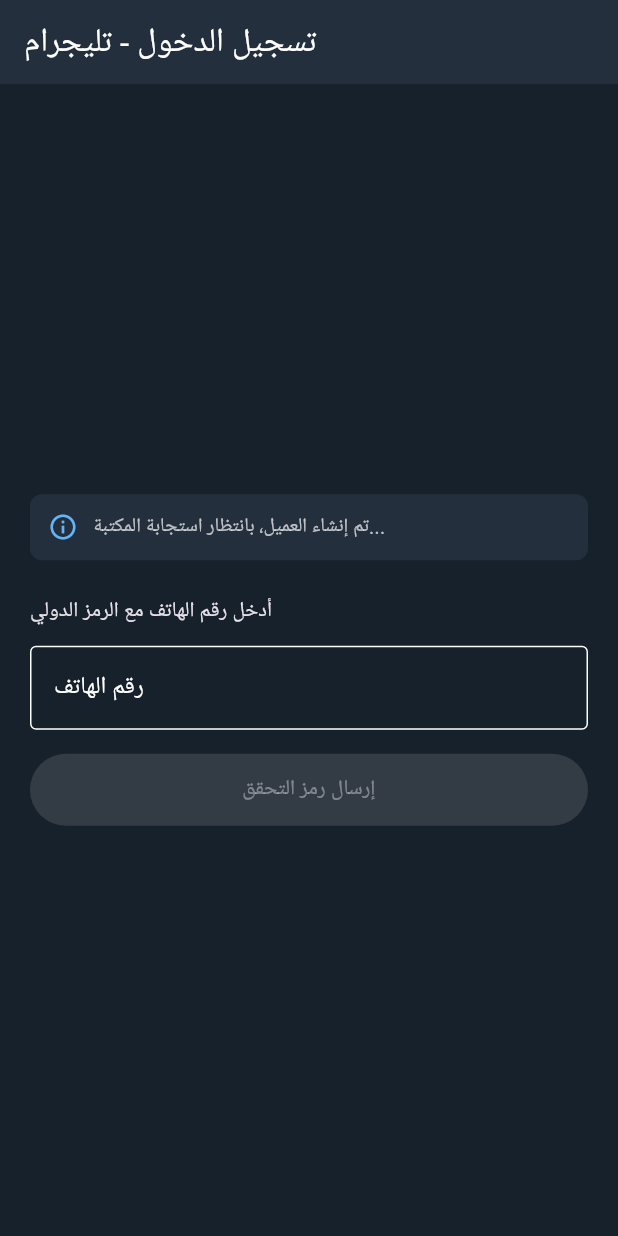
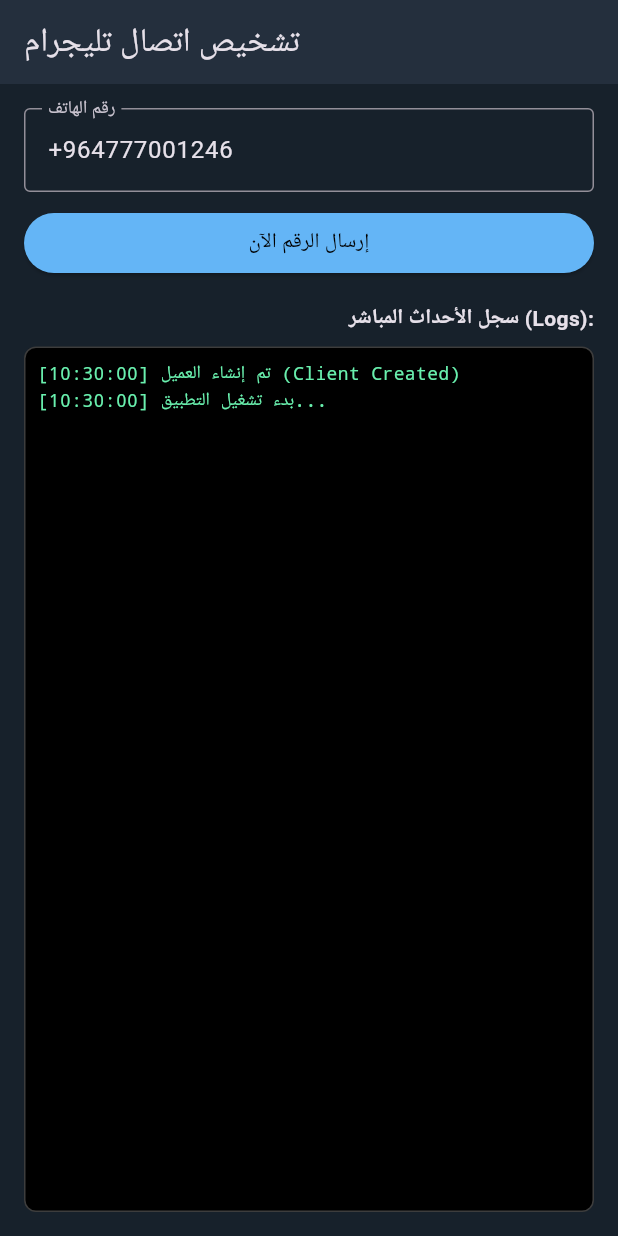
Before and after one commit to TEAM-WAD/Beka, a Flutter app: the screen it shows after launch, on a phone screen of 412 x 824 dp. Run offline on Flutter 3.47's test engine with Material 3 defaults, Android fonts, the phone set to English and light mode, and no system bars; missing offline and left inert: telegram_client.

Commit message:
Update main.dart

```diff
--- a/lib/main.dart
+++ b/lib/main.dart
@@ -1,4 +1,5 @@
 import 'dart:async';
+import 'dart:convert';
 import 'dart:io';
 import 'package:flutter/material.dart';
 import 'package:path_provider/path_provider.dart';
@@ -15,155 +16,90 @@
   @override
   Widget build(BuildContext context) {
     return MaterialApp(
-      title: 'Telegram Native Custom',
+      title: 'Telegram Debug App',
       debugShowCheckedModeBanner: false,
       theme: ThemeData.dark().copyWith(
         scaffoldBackgroundColor: const Color(0xFF17212B),
-        appBarTheme: const AppBarTheme(
-          backgroundColor: Color(0xFF242F3D),
-          elevation: 0,
+        appBarTheme: const AppBarTheme(backgroundColor: Color(0xFF242F3D)),
       ),
-        colorScheme: const ColorScheme.dark(
-          primary: Color(0xFF64B5F6),
-          surface: Color(0xFF242F3D),
-        ),
-      ),
-      home: const TelegramAuthOrMainScreen(),
+      home: const TelegramDebugScreen(),
     );
   }
 }
 
-class TelegramAuthOrMainScreen extends StatefulWidget {
-  const TelegramAuthOrMainScreen({super.key});
+class TelegramDebugScreen extends StatefulWidget {
+  const TelegramDebugScreen({super.key});
 
   @override
-  State<TelegramAuthOrMainScreen> createState() => _TelegramAuthOrMainScreenState();
+  State<TelegramDebugScreen> createState() => _TelegramDebugScreenState();
 }
 
-class _TelegramAuthOrMainScreenState extends State<TelegramAuthOrMainScreen> {
+class _TelegramDebugScreenState extends State<TelegramDebugScreen> {
   final Tdlib _tdlib = Tdlib();
   final int _clientId = 1;
 
   final int _apiId = 94575;
   final String _apiHash = 'a3406de8d171326e3c403d80a9b00a9c';
 
-  bool _isSubmitting = false;
-  bool _isAuthorized = false;
-
-  String _authState = 'init';
-  String _statusText = 'جاري تهيئة TDLib...';
-
-  final TextEditingController _phoneController = TextEditingController();
+  final TextEditingController _phoneController = TextEditingController(text: '+964777001246');
   final TextEditingController _codeController = TextEditingController();
 
-  List<Map<String, dynamic>> _chats = [];
-  Timer? _timeoutTimer;
+  final List<String> _logs = [];
+  bool _showCodeInput = false;
 
   @override
   void initState() {
     super.initState();
-    _initTdlib();
+    _addLog('بدء تشغيل التطبيق...');
+    _setupTdlib();
   }
 
-  @override
-  void dispose() {
-    _timeoutTimer?.cancel();
-    super.dispose();
-  }
-
-  void _startTimeout() {
-    _timeoutTimer?.cancel();
-    _timeoutTimer = Timer(const Duration(seconds: 7), () {
-      if (mounted && _isSubmitting) {
+  void _addLog(String log) {
     setState(() {
-          _isSubmitting = false;
-          _statusText = 'تأخرت الاستجابة من السيرفر، يرجى المحاولة مرة أخرى.';
-        });
-      }
+      _logs.insert(0, "[${DateTime.now().toString().split(' ').last.substring(0, 8)}] $log");
     });
   }
 
-  Future<void> _initTdlib() async {
+  Future<void> _setupTdlib() async {
     try {
       _tdlib.createclient(clientId: _clientId);
+      _addLog('تم إنشاء العميل (Client Created)');
 
       _tdlib.on(_tdlib.event_update, (UpdateTelegramClientTdlib update) {
         if (update.client_id == _clientId && update.raw is Map) {
-          _handleUpdate(Map<String, dynamic>.from(update.raw));
+          final rawMap = Map<String, dynamic>.from(update.raw);
+          final type = rawMap['@type'];
+          _addLog('تحديث جديد: $type');
+
+          if (type == 'updateAuthorizationState') {
+            final authState = rawMap['authorization_state']?['@type'];
+            _addLog('حالة التخويل: $authState');
+
+            if (authState == 'authorizationStateWaitTdlibParameters') {
+              _sendParameters();
+            } else if (authState == 'authorizationStateWaitCode') {
+              setState(() => _showCodeInput = true);
+            }
+          }
         }
       });
-
-      setState(() {
-        _statusText = 'تم إنشاء العميل، بانتظار استجابة المكتبة...';
-      });
     } catch (e) {
-      setState(() {
-        _statusText = 'خطأ في التهيئة: $e';
-      });
+      _addLog('خطأ استثناء بالتهيئة: $e');
     }
   }
 
-  void _handleUpdate(Map<String, dynamic> update) {
-    final type = update['@type'];
+  Future<void> _sendParameters() async {
+    _addLog('جاري إرسال setTdlibParameters...');
+    final Directory appDocDir = await getApplicationDocumentsDirectory();
+    final String dbPath = "${appDocDir.path}/td_db";
 
-    if (type == 'error') {
-      _timeoutTimer?.cancel();
-      setState(() {
-        _isSubmitting = false;
-        _statusText = 'خطأ من تليجرام: ${update['message']}';
-      });
-      return;
-    }
-
-    if (type == 'updateAuthorizationState') {
-      final authState = update['authorization_state'];
-      if (authState != null && authState is Map) {
-        final authType = authState['@type'];
-        _timeoutTimer?.cancel();
-
-        if (authType == 'authorizationStateWaitTdlibParameters') {
-          setState(() {
-            _authState = 'wait_params';
-            _statusText = 'جاري إرسال إعدادات API...';
-          });
-          _sendTdlibParametersAuto();
-        } else if (authType == 'authorizationStateWaitPhoneNumber') {
-          setState(() {
-            _authState = 'wait_phone';
-            _isSubmitting = false;
-            _statusText = 'جاهز: اضغط إرسال رمز التحقق';
-          });
-        } else if (authType == 'authorizationStateWaitCode') {
-          setState(() {
-            _authState = 'wait_code';
-            _isSubmitting = false;
-            _statusText = 'تم إرسال الكود إلى تطبيق تليجرام لديك!';
-          });
-        } else if (authType == 'authorizationStateReady') {
-          setState(() {
-            _isAuthorized = true;
-            _authState = 'ready';
-            _isSubmitting = false;
-            _statusText = 'تم تسجيل الدخول بنجاح!';
-          });
-          _loadChats();
-        }
-      }
-    }
-  }
-
-  Future<void> _sendTdlibParametersAuto() async {
-    final Directory appDocDir = await getApplicationDocumentsDirectory();
-    final String dbPath = "${appDocDir.path}/tdlib_db";
-
-    await _tdlib.invoke(
+    final res = await _tdlib.invoke(
       'setTdlibParameters',
       parameters: {
         'api_id': _apiId,
         'api_hash': _apiHash,
         'system_language_code': 'ar',
         'device_model': 'Android',
-        'system_version': 'Android 12',
         'application_version': '1.0.0',
         'database_directory': dbPath,
         'files_directory': dbPath,
@@ -173,146 +109,70 @@
       },
       clientId: _clientId,
     );
+    _addLog('استجابة المفاتيح: ${jsonEncode(res)}');
   }
 
-  Future<void> _sendPhoneNumber() async {
+  Future<void> _submitPhone() async {
     String phone = _phoneController.text.trim();
-
     if (phone.startsWith('+9640')) {
       phone = '+964${phone.substring(5)}';
       _phoneController.text = phone;
     }
 
-    if (phone.isEmpty) {
-      setState(() => _statusText = 'يرجى إدخال رقم الهاتف أولاً');
-      return;
-    }
+    _addLog('جاري إرسال الرقم: $phone');
 
-    setState(() {
-      _isSubmitting = true;
-      _statusText = 'جاري إرسال رقم الهاتف...';
-    });
-    _startTimeout();
+    // إرسال مباشر وبدون قيود
+    await _sendParameters();
 
-    await _tdlib.invoke(
+    final res = await _tdlib.invoke(
       'setAuthenticationPhoneNumber',
-      parameters: {
-        'phone_number': phone,
-      },
-      clientId: _clientId,
-    );
-  }
-
-  Future<void> _sendCode() async {
-    final code = _codeController.text.trim();
-    if (code.isEmpty) return;
-
-    setState(() {
-      _isSubmitting = true;
-      _statusText = 'جاري التحقق من الرمز...';
-    });
-    _startTimeout();
-
-    await _tdlib.invoke(
-      'checkAuthenticationCode',
-      parameters: {
-        'code': code,
-      },
-      clientId: _clientId,
-    );
-  }
-
-  Future<void> _loadChats() async {
-    final res = await _tdlib.invoke(
-      'getChats',
-      parameters: {'limit': 30},
+      parameters: {'phone_number': phone},
       clientId: _clientId,
     );
 
-    if (res is Map && res['chat_ids'] is List) {
-      final List chatIds = res['chat_ids'];
-      List<Map<String, dynamic>> loadedChats = [];
-      for (var id in chatIds) {
-        final chatData = await _tdlib.invoke(
-          'getChat',
-          parameters: {'chat_id': id},
+    _addLog('استجابة إرسال الرقم: ${jsonEncode(res)}');
+  }
+
+  Future<void> _submitCode() async {
+    final code = _codeController.text.trim();
+    _addLog('جاري إرسال كود التحقق: $code');
+
+    final res = await _tdlib.invoke(
+      'checkAuthenticationCode',
+      parameters: {'code': code},
       clientId: _clientId,
     );
-        if (chatData is Map) {
-          loadedChats.add(Map<String, dynamic>.from(chatData));
-        }
-      }
-      setState(() {
-        _chats = loadedChats;
-      });
-    }
+
+    _addLog('استجابة كود التحقق: ${jsonEncode(res)}');
   }
 
   @override
   Widget build(BuildContext context) {
-    if (_isAuthorized) {
     return Scaffold(
-        appBar: AppBar(
-          title: const Text('تليجرام الأصلي (وضع التخفي)'),
-          actions: [
-            IconButton(
-              icon: const Icon(Icons.refresh),
-              onPressed: _loadChats,
-            ),
-          ],
-        ),
-        body: _chats.isEmpty
-            ? const Center(child: Text('لا توجد محادثات محملة حالياً'))
-            : ListView.builder(
-                itemCount: _chats.length,
-                itemBuilder: (context, index) {
-                  final chat = _chats[index];
-                  final title = chat['title'] ?? 'محادثة ${chat['id']}';
-                  return ListTile(
-                    leading: const CircleAvatar(
-                      backgroundColor: Color(0xFF64B5F6),
-                      child: Icon(Icons.person, color: Colors.white),
-                    ),
-                    title: Text(title, style: const TextStyle(color: Colors.white)),
-                    subtitle: Text('ID: ${chat['id']}', style: const TextStyle(color: Colors.grey)),
-                  );
-                },
-              ),
-      );
-    }
-
-    return Scaffold(
-      appBar: AppBar(title: const Text('تسجيل الدخول - تليجرام')),
+      appBar: AppBar(title: const Text('تشخيص اتصال تليجرام')),
       body: Padding(
-        padding: const EdgeInsets.all(20.0),
+        padding: const EdgeInsets.all(16.0),
         child: Column(
-          mainAxisAlignment: MainAxisAlignment.center,
-          crossAxisAlignment: CrossAxisAlignment.stretch,
           children: [
-            Container(
-              padding: const EdgeInsets.all(12),
-              decoration: BoxDecoration(
-                color: const Color(0xFF242F3D),
-                borderRadius: BorderRadius.circular(8),
-              ),
-              child: Row(
-                children: [
-                  const Icon(Icons.info_outline, color: Color(0xFF64B5F6), size: 20),
-                  const SizedBox(width: 10),
-                  Expanded(
-                    child: Text(
-                      _statusText,
-                      style: const TextStyle(color: Colors.white70, fontSize: 13),
+            if (!_showCodeInput) ...[
+              TextField(
+                controller: _phoneController,
+                keyboardType: TextInputType.phone,
+                decoration: const InputDecoration(
+                  labelText: 'رقم الهاتف',
+                  border: OutlineInputBorder(),
                 ),
               ),
-                ],
+              const SizedBox(height: 10),
+              SizedBox(
+                width: double.infinity,
+                child: ElevatedButton(
+                  onPressed: _submitPhone, // مفعل دائماً لقطع التخمين
+                  style: ElevatedButton.styleFrom(backgroundColor: const Color(0xFF64B5F6)),
+                  child: const Text('إرسال الرقم الآن', style: TextStyle(color: Colors.black)),
                 ),
               ),
-            const SizedBox(height: 24),
-
-            if (_authState == 'wait_code') ...[
-              const Text('أدخل رمز التحقق الذي وصلك على تطبيق تليجرام'),
-              const SizedBox(height: 12),
+            ] else ...[
               TextField(
                 controller: _codeController,
                 keyboardType: TextInputType.number,
@@ -321,35 +181,41 @@
                   border: OutlineInputBorder(),
                 ),
               ),
-              const SizedBox(height: 16),
-              ElevatedButton(
-                onPressed: _isSubmitting ? null : _sendCode,
-                style: ElevatedButton.styleFrom(minimumSize: const Size.fromHeight(48)),
-                child: _isSubmitting
-                    ? const SizedBox(height: 20, width: 20, child: CircularProgressIndicator(strokeWidth: 2))
-                    : const Text('تأكيد الرمز والدخول'),
-              ),
-            ] else ...[
-              const Text('أدخل رقم الهاتف مع الرمز الدولي'),
-              const SizedBox(height: 12),
-              TextField(
-                controller: _phoneController,
-                keyboardType: TextInputType.phone,
-                decoration: const InputDecoration(
-                  labelText: 'رقم الهاتف',
-                  hintText: '+9647700000000',
-                  border: OutlineInputBorder(),
+              const SizedBox(height: 10),
+              SizedBox(
+                width: double.infinity,
+                child: ElevatedButton(
+                  onPressed: _submitCode,
+                  style: ElevatedButton.styleFrom(backgroundColor: Colors.green),
+                  child: const Text('تأكيد الكود', style: TextStyle(color: Colors.white)),
                 ),
               ),
+            ],
             const SizedBox(height: 16),
-              ElevatedButton(
-                onPressed: (_isSubmitting || _authState == 'init') ? null : _sendPhoneNumber,
-                style: ElevatedButton.styleFrom(minimumSize: const Size.fromHeight(48)),
-                child: _isSubmitting
-                    ? const SizedBox(height: 20, width: 20, child: CircularProgressIndicator(strokeWidth: 2))
-                    : const Text('إرسال رمز التحقق'),
+            const Align(
+              alignment: Alignment.centerRight,
+              child: Text('سجل الأحداث المباشر (Logs):', style: TextStyle(fontWeight: FontWeight.bold)),
             ),
-            ],
+            const SizedBox(height: 8),
+            Expanded(
+              child: Container(
+                padding: const EdgeInsets.all(8),
+                decoration: BoxDecoration(
+                  color: Colors.black,
+                  borderRadius: BorderRadius.circular(8),
+                  border: Border.all(color: Colors.white24),
+                ),
+                child: ListView.builder(
+                  itemCount: _logs.length,
+                  itemBuilder: (context, index) {
+                    return Text(
+                      _logs[index],
+                      style: const TextStyle(color: Colors.greenAccent, fontSize: 12, fontFamily: 'monospace'),
+                    );
+                  },
+                ),
+              ),
+            ),
           ],
         ),
       ),
```
Lines whose indentation alone changed are shown as unchanged.
